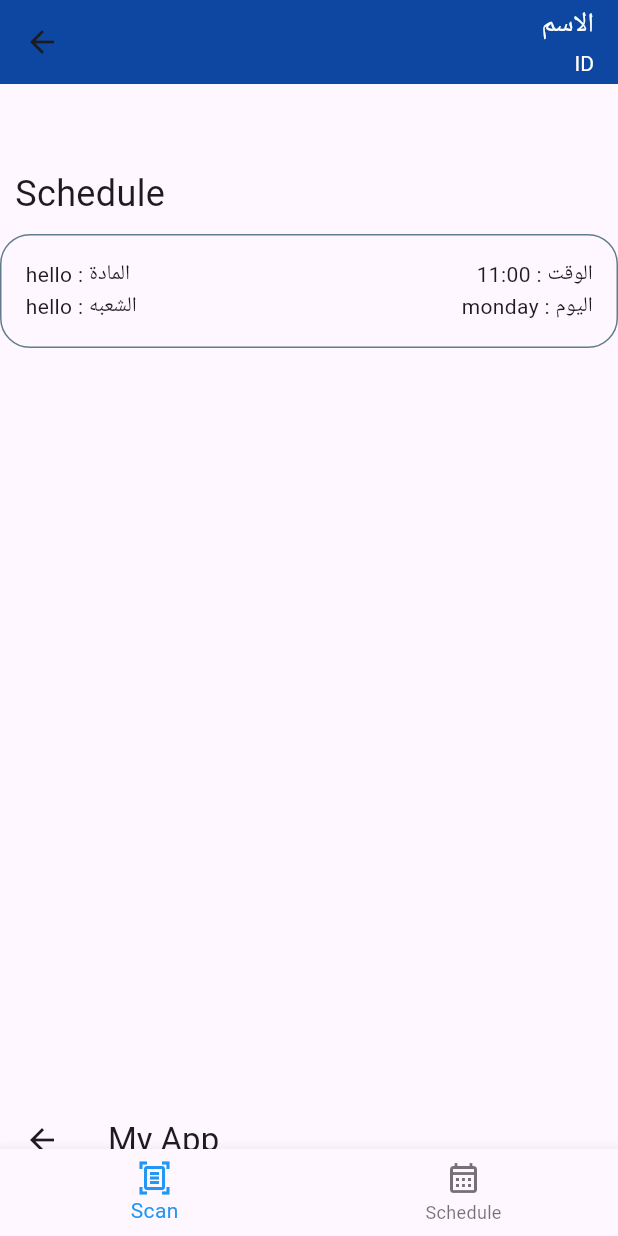
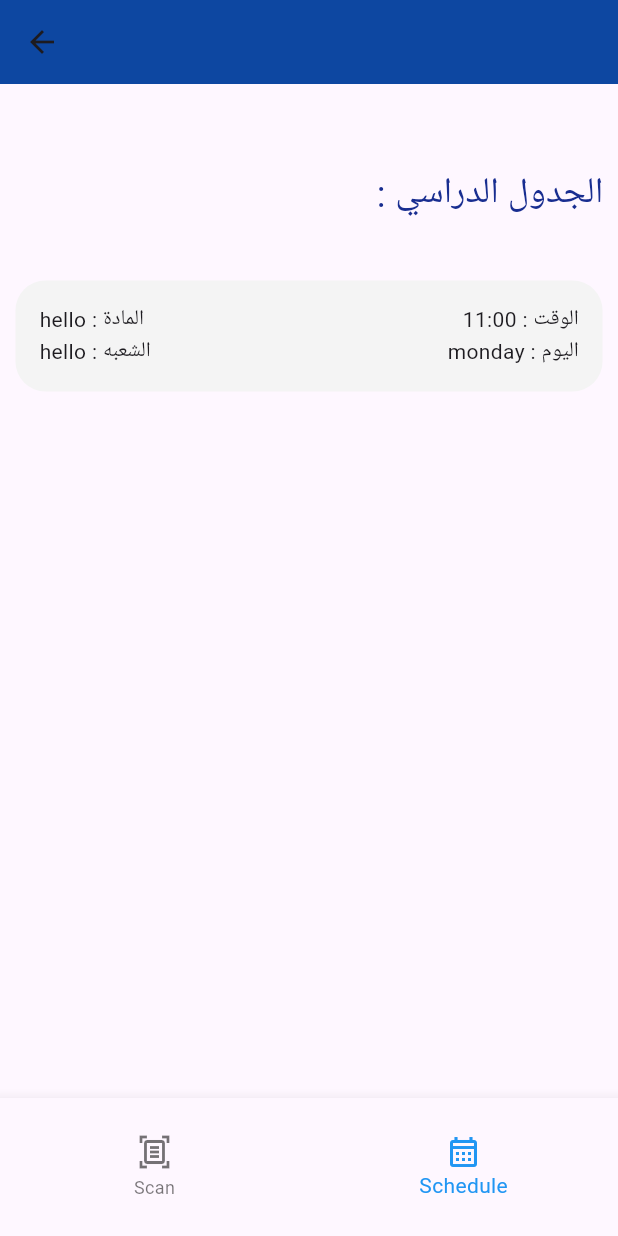
Before and after one commit to SAALOTHMAN/tabnass-flutter, a Flutter app: the HomePage screen opened directly, after a tap on "رجوع", on a phone screen of 412 x 824 dp. Run offline on Flutter 3.47's test engine with Material 3 defaults, Android fonts, the phone set to English and light mode, and no system bars; our stand-ins replace flutter_secure_storage, get; missing offline and left inert: flutter_nfc_kit; accounts and stored records are empty.

Commit message:
login + schedule

```diff
--- /dev/null
+++ b/lib/globelVariables.dart
@@ -0,0 +1,3 @@
+import 'package:flutter/material.dart';
+
+Color prandColor = Color(0xff182D90);
--- a/lib/pages/HomePage.dart
+++ b/lib/pages/HomePage.dart
@@ -1,5 +1,8 @@
 import 'package:flutter/material.dart';
+import 'package:flutter_secure_storage/flutter_secure_storage.dart';
 import 'package:tapnassfluteer/pages/AttendancePage.dart';
+import 'package:tapnassfluteer/pages/NFCReaderPage.dart';
+import 'package:tapnassfluteer/pages/schedule.dart';
 import 'package:tapnassfluteer/widgets/SubjectWidget.dart';
 import 'package:tapnassfluteer/widgets/bottom_bar.dart';
 
@@ -11,45 +14,33 @@ class HomePage extends StatefulWidget {
 }
 
 class _HomePageState extends State<HomePage> {
-  void navigateToSignInPage(BuildContext context) {
-    Navigator.push(
-      context,
-      MaterialPageRoute(builder: (context) => AttendancePage()),
-    );
+  String first_name = "";
+  String student_id = "";
+  int _selectedIndex = 1;
+  List<Widget> pages = [NFCReaderPage(), shcedule()];
+
+  FlutterSecureStorage storage = new FlutterSecureStorage();
+
+  @override
+  void initState() {
+    // TODO: implement initState
+    super.initState();
+    GetStudentData();
+  }
+
+  void GetStudentData() async {
+    first_name = await storage.read(key: "first_Name") as String;
+    student_id = await storage.read(key: "Student_ID") as String;
+    setState(() {
+      first_name;
+      student_id;
+    });
   }
 
   @override
   Widget build(BuildContext context) {
     return Scaffold(
-      body: Column(
-        crossAxisAlignment: CrossAxisAlignment.start,
-        children: [
-          SizedBox(
-            height: kToolbarHeight + 0,
-          ), // Adjust the space beneath the app bar
-          Padding(
-            padding: const EdgeInsets.symmetric(horizontal: 10),
-            child: Text(
-              'Schedule',
-              style: TextStyle(
-                fontSize: 24,
-              ),
-            ),
-          ),
-          SizedBox(height: 10),
-          GestureDetector(
-            onTap: () {
-              navigateToSignInPage(context);
-            },
-            child: SubjectWidget(
-              subject: 'hello',
-              section: 'hello',
-              time: '11:00',
-              day: 'monday',
-            ),
-          ),
-        ],
-      ),
+      body: pages[_selectedIndex],
       appBar: AppBar(
         backgroundColor: Colors.blue[900], // Set the app bar color to dark blue
         title: Row(
@@ -59,12 +50,12 @@ class _HomePageState extends State<HomePage> {
               crossAxisAlignment: CrossAxisAlignment.end,
               children: [
                 Text(
-                  'الاسم',
+                  '$first_name',
                   style: TextStyle(fontSize: 18, color: Colors.white),
                 ),
                 SizedBox(height: 5),
                 Text(
-                  'ID',
+                  '$student_id',
                   style: TextStyle(fontSize: 14, color: Colors.white),
                 ),
               ],
@@ -73,9 +64,26 @@ class _HomePageState extends State<HomePage> {
         ),
       ),
       bottomNavigationBar: Container(
-        height: 92,
-        child: bottom_bar(),
-      ),
+          height: 92,
+          child: BottomNavigationBar(
+            items: const <BottomNavigationBarItem>[
+              BottomNavigationBarItem(
+                icon: Icon(Icons.document_scanner_outlined),
+                label: 'Scan',
+              ),
+              BottomNavigationBarItem(
+                icon: Icon(Icons.calendar_month_outlined),
+                label: 'Schedule',
+              ),
+            ],
+            currentIndex: _selectedIndex,
+            selectedItemColor: Colors.blue,
+            onTap: (index) {
+              setState(() {
+                _selectedIndex = index;
+              });
+            },
+          )),
     );
   }
 }
--- /dev/null
+++ b/lib/pages/schedule.dart
@@ -0,0 +1,58 @@
+import 'package:flutter/material.dart';
+import 'package:flutter/widgets.dart';
+import 'package:tapnassfluteer/globelVariables.dart';
+import 'package:tapnassfluteer/pages/AttendancePage.dart';
+import 'package:tapnassfluteer/widgets/SubjectWidget.dart';
+
+class shcedule extends StatefulWidget {
+  const shcedule({super.key});
+
+  @override
+  State<shcedule> createState() => _shceduleState();
+}
+
+class _shceduleState extends State<shcedule> {
+  void navigateToSignInPage(BuildContext context) {
+    Navigator.push(
+      context,
+      MaterialPageRoute(builder: (context) => AttendancePage()),
+    );
+  }
+
+  @override
+  Widget build(BuildContext context) {
+    return Column(
+      crossAxisAlignment: CrossAxisAlignment.start,
+      children: [
+        SizedBox(
+          height: kToolbarHeight + 0,
+        ), // Adjust the space beneath the app bar
+        Align(
+          alignment: Alignment.centerRight,
+          child: Padding(
+            padding: const EdgeInsets.symmetric(horizontal: 10),
+            child: Text(
+              ': الجدول الدراسي',
+              style: TextStyle(
+                color: prandColor,
+                fontSize: 24,
+              ),
+            ),
+          ),
+        ),
+        SizedBox(height: 40),
+        GestureDetector(
+          onTap: () {
+            navigateToSignInPage(context);
+          },
+          child: SubjectWidget(
+            subject: 'hello',
+            section: 'hello',
+            time: '11:00',
+            day: 'monday',
+          ),
+        ),
+      ],
+    );
+  }
+}
--- a/lib/widgets/SubjectWidget.dart
+++ b/lib/widgets/SubjectWidget.dart
@@ -22,10 +22,12 @@ class SubjectWidget extends StatelessWidget {
       onTap: () {
         Get.to(AttendancePage());
       },
+      child: Center(
         child: Container(
+          width: MediaQuery.of(context).size.width * 0.95,
           padding: EdgeInsets.all(16),
           decoration: BoxDecoration(
-          border: Border.all(color: Colors.blueGrey),
+            color: Color(0xffF4F4F4),
             borderRadius: BorderRadius.circular(20),
           ),
           child: Column(
@@ -52,6 +54,7 @@ class SubjectWidget extends StatelessWidget {
             ],
           ),
         ),
+      ),
     );
   }
 }
--- a/lib/widgets/bottom_bar.dart
+++ b/lib/widgets/bottom_bar.dart
@@ -1,56 +1,42 @@
-import 'package:flutter/material.dart';
-import 'package:tapnassfluteer/pages/HomePage.dart';
-import 'package:tapnassfluteer/pages/NFCReaderPage.dart';
+// import 'package:flutter/material.dart';
+// import 'package:nfc_attendance/pages/HomePage.dart';
+// import 'package:nfc_attendance/pages/NFCReaderPage.dart';
 
-class bottom_bar extends StatefulWidget {
-  @override
-  _bottom_barState createState() => _bottom_barState();
-}
+// class bottom_bar extends StatefulWidget {
+//   @override
+//   _bottom_barState createState() => _bottom_barState();
+// }
 
-class _bottom_barState extends State<bottom_bar> {
-  int _selectedIndex = 0;
+// class _bottom_barState extends State<bottom_bar> {
+//   int _selectedIndex = 0;
 
-  void _onItemTapped(int index) {
-    setState(() {
-      _selectedIndex = index;
-    });
-    if (index == 0) {
-      Navigator.push(
-        context,
-        MaterialPageRoute(builder: (context) => NFCReaderPage()),
-      );
-    } else if (index == 1) {
-      Navigator.push(
-        context,
-        MaterialPageRoute(builder: (context) => HomePage()),
-      );
-    }
-  }
+//   void _onItemTapped(int index) {
+//     setState(() {
+//       _selectedIndex = index;
+//     });
+//     if (index == 0) {
+//       Navigator.push(
+//         context,
+//         MaterialPageRoute(builder: (context) => NFCReaderPage()),
+//       );
+//     } else if (index == 1) {
+//       Navigator.push(
+//         context,
+//         MaterialPageRoute(builder: (context) => HomePage()),
+//       );
+//     }
+//   }
 
-  @override
-  Widget build(BuildContext context) {
-    return Scaffold(
-      appBar: AppBar(
-        title: Text('My App'),
-      ),
-      body: Center(
-        child: Text('Page $_selectedIndex'),
-      ),
-      bottomNavigationBar: BottomNavigationBar(
-        items: const <BottomNavigationBarItem>[
-          BottomNavigationBarItem(
-            icon: Icon(Icons.document_scanner_outlined),
-            label: 'Scan',
-          ),
-          BottomNavigationBarItem(
-            icon: Icon(Icons.calendar_month_outlined),
-            label: 'Schedule',
-          ),
-        ],
-        currentIndex: _selectedIndex,
-        selectedItemColor: Colors.blue,
-        onTap: _onItemTapped,
-      ),
-    );
-  }
-}
+//   @override
+//   Widget build(BuildContext context) {
+//     return Scaffold(
+//       appBar: AppBar(
+//         title: Text('My App'),
+//       ),
+//       body: Center(
+//         child: Text('Page $_selectedIndex'),
+//       ),
+
+//     );
+//   }
+// }
--- a/pubspec.yaml
+++ b/pubspec.yaml
@@ -42,6 +42,8 @@ dependencies:
   flutter_nfc_kit: ^3.4.1
   get: ^4.6.6
   http: ^1.2.1
+  flutter_secure_storage: ^9.0.0
+
 
 dev_dependencies:
   flutter_test:
```
Also changed, not shown: lib/pages/signin_page2.dart (+41 -34 lines), lib/util/http_utilities.dart (+10 -1 lines), pubspec.lock, 5 other files. Lines whose indentation alone changed are shown as unchanged.
